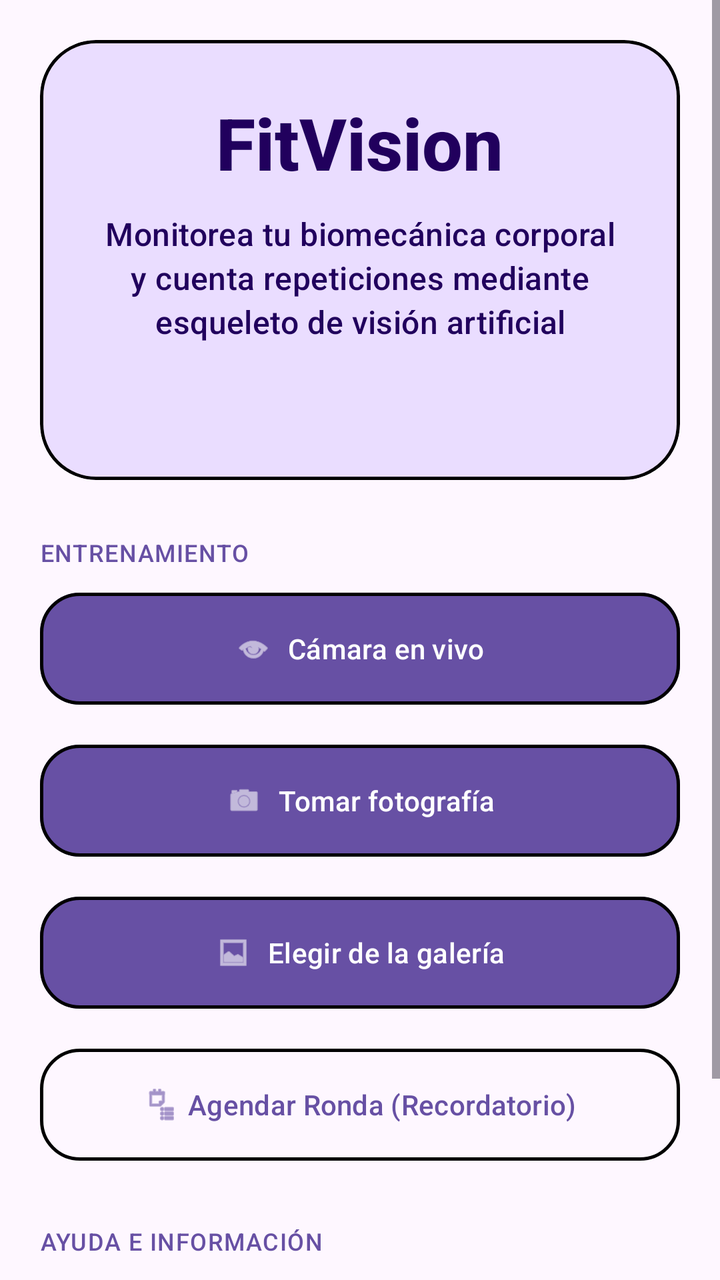
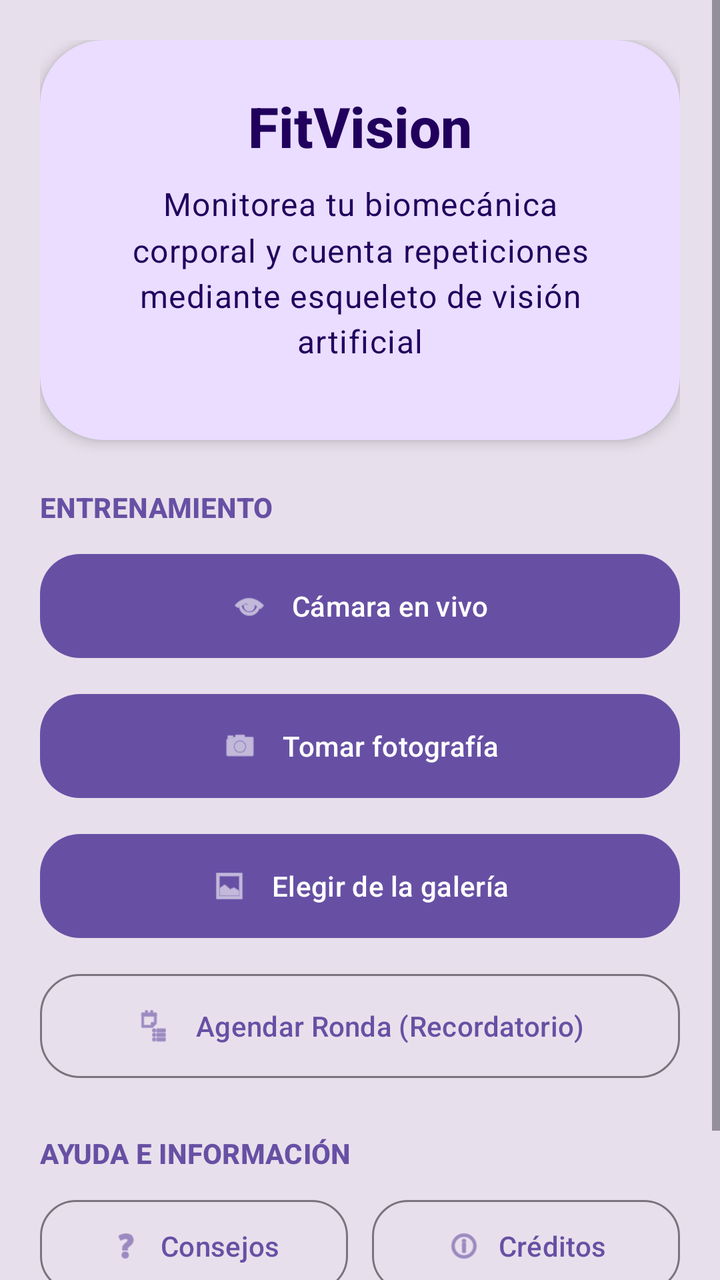

An Android layout rendered at two revisions. The XML below is the earlier revision; the diff shows what the commit changed to produce the second picture.
<!-- AndroidManifest.xml: application theme Theme.SignTranslator -->
<!-- res/layout/activity_main.xml -->
<?xml version="1.0" encoding="utf-8"?>
<ScrollView xmlns:android="http://schemas.android.com/apk/res/android"
    xmlns:app="http://schemas.android.com/apk/res-auto"
    android:layout_width="match_parent"
    android:layout_height="match_parent"
    android:fillViewport="true">

    <LinearLayout
        android:layout_width="match_parent"
        android:layout_height="match_parent"
        android:orientation="vertical"
        android:padding="20dp">

        
        <com.google.android.material.card.MaterialCardView
            style="@style/Widget.Material3.CardView.Filled"
            android:layout_width="match_parent"
            android:layout_height="wrap_content"
            android:minHeight="220dp"
            app:cardBackgroundColor="?attr/colorPrimaryContainer"
            app:cardCornerRadius="28dp"
            app:strokeColor="@color/app_border"
            app:strokeWidth="1.5dp">

            <LinearLayout
                android:layout_width="match_parent"
                android:layout_height="match_parent"
                android:gravity="center"
                android:orientation="vertical"
                android:padding="32dp">

                <TextView
                    android:layout_width="wrap_content"
                    android:layout_height="wrap_content"
                    android:fontFamily="sans-serif-medium"
                    android:includeFontPadding="false"
                    android:text="@string/main_title"
                    android:textAppearance="?attr/textAppearanceDisplaySmall"
                    android:textColor="?attr/colorOnPrimaryContainer"
                    android:textStyle="bold" />

                <TextView
                    android:layout_width="match_parent"
                    android:layout_height="wrap_content"
                    android:layout_marginTop="12dp"
                    android:gravity="center"
                    android:lineSpacingMultiplier="1.15"
                    android:text="@string/main_subtitle"
                    android:textAppearance="?attr/textAppearanceTitleMedium"
                    android:textColor="?attr/colorOnPrimaryContainer" />
            </LinearLayout>
        </com.google.android.material.card.MaterialCardView>

        
        <TextView
            android:layout_width="wrap_content"
            android:layout_height="wrap_content"
            android:layout_marginTop="28dp"
            android:text="@string/section_training"
            android:textAppearance="?attr/textAppearanceLabelMedium"
            android:textColor="?attr/colorPrimary" />

        <com.google.android.material.button.MaterialButton
            android:id="@+id/btnLive"
            android:layout_width="match_parent"
            android:layout_height="64dp"
            android:layout_marginTop="8dp"
            android:text="@string/btn_live"
            app:cornerRadius="20dp"
            app:strokeColor="@color/app_border"
            app:strokeWidth="1.5dp"
            app:icon="@android:drawable/ic_menu_view"
            app:iconGravity="textStart" />

        <com.google.android.material.button.MaterialButton
            android:id="@+id/btnCapture"
            android:layout_width="match_parent"
            android:layout_height="64dp"
            android:layout_marginTop="12dp"
            android:text="@string/btn_capture"
            app:cornerRadius="20dp"
            app:strokeColor="@color/app_border"
            app:strokeWidth="1.5dp"
            app:icon="@android:drawable/ic_menu_camera"
            app:iconGravity="textStart" />

        <com.google.android.material.button.MaterialButton
            android:id="@+id/btnGallery"
            android:layout_width="match_parent"
            android:layout_height="64dp"
            android:layout_marginTop="12dp"
            android:text="@string/btn_gallery"
            app:cornerRadius="20dp"
            app:strokeColor="@color/app_border"
            app:strokeWidth="1.5dp"
            app:icon="@android:drawable/ic_menu_gallery"
            app:iconGravity="textStart" />

        
        <com.google.android.material.button.MaterialButton
            android:id="@+id/btnSchedule"
            style="@style/Widget.Material3.Button.OutlinedButton"
            android:layout_width="match_parent"
            android:layout_height="64dp"
            android:layout_marginTop="12dp"
            android:text="Agendar Ronda (Recordatorio)"
            app:cornerRadius="20dp"
            app:strokeColor="@color/app_border"
            app:strokeWidth="1.5dp"
            app:icon="@android:drawable/ic_menu_agenda"
            app:iconGravity="textStart" />

        
        <TextView
            android:layout_width="wrap_content"
            android:layout_height="wrap_content"
            android:layout_marginTop="28dp"
            android:text="@string/section_help"
            android:textAppearance="?attr/textAppearanceLabelMedium"
            android:textColor="?attr/colorPrimary" />

        <LinearLayout
            android:layout_width="match_parent"
            android:layout_height="wrap_content"
            android:layout_marginTop="8dp"
            android:orientation="horizontal">

            <com.google.android.material.button.MaterialButton
                android:id="@+id/btnTips"
                style="@style/Widget.Material3.Button.OutlinedButton"
                android:layout_width="0dp"
                android:layout_height="56dp"
                android:layout_weight="1"
                android:text="@string/btn_tips"
                app:cornerRadius="18dp"
                app:strokeColor="@color/app_border"
                app:strokeWidth="1.5dp"
                app:icon="@android:drawable/ic_menu_help"
                app:iconGravity="textStart" />

            <com.google.android.material.button.MaterialButton
                android:id="@+id/btnCredits"
                style="@style/Widget.Material3.Button.OutlinedButton"
                android:layout_width="0dp"
                android:layout_height="56dp"
                android:layout_marginStart="12dp"
                android:layout_weight="1"
                android:text="@string/btn_credits"
                app:cornerRadius="18dp"
                app:strokeColor="@color/app_border"
                app:strokeWidth="1.5dp"
                app:icon="@android:drawable/ic_menu_info_details"
                app:iconGravity="textStart" />
        </LinearLayout>

        
        <TextView
            android:layout_width="match_parent"
            android:layout_height="wrap_content"
            android:layout_marginTop="32dp"
            android:gravity="center"
            android:text="@string/main_footer"
            android:textAppearance="?attr/textAppearanceLabelSmall"
            android:textColor="?attr/colorOnSurfaceVariant" />

    </LinearLayout>
</ScrollView>
<!-- resources referenced by this layout -->
<resources>
  <color name="app_border">@color/black</color>
  <string name="btn_capture">Tomar fotografía</string>
  <string name="btn_credits">Créditos</string>
  <string name="btn_gallery">Elegir de la galería</string>
  <string name="btn_live">Cámara en vivo</string>
  <string name="btn_tips">Consejos</string>
  <string name="main_footer">Grupo 3 · Detección de Pose</string>
  <string name="main_subtitle">Monitorea tu biomecánica corporal y cuenta repeticiones mediante esqueleto de visión artificial</string>
  <string name="main_title">FitVision</string>
  <string name="section_help">AYUDA E INFORMACIÓN</string>
  <string name="section_training">ENTRENAMIENTO</string>
  <style name="Theme.SignTranslator" parent="Theme.Material3.DayNight">
          <item name="colorPrimary">@color/purple_primary</item>
          <item name="colorOnPrimary">@color/purple_on_primary</item>
          <item name="colorPrimaryContainer">@color/purple_container</item>
          <item name="colorOnPrimaryContainer">@color/purple_on_container</item>
          <item name="colorSecondary">@color/purple_secondary</item>
      </style>
  <color name="black">#FF000000</color>
  <color name="purple_primary">#6750A4</color>
  <color name="purple_on_primary">#FFFFFFFF</color>
  <color name="purple_container">#EADDFF</color>
  <color name="purple_on_container">#21005D</color>
  <color name="purple_secondary">#625B71</color>
</resources>

<!-- the commit's change to res/layout/activity_main.xml (unified diff, before → after) -->
@@ -3,11 +3,12 @@
     xmlns:app="http://schemas.android.com/apk/res-auto"
     android:layout_width="match_parent"
     android:layout_height="match_parent"
+    android:background="?attr/colorSurfaceVariant"
     android:fillViewport="true">
 
     <LinearLayout
         android:layout_width="match_parent"
-        android:layout_height="match_parent"
+        android:layout_height="wrap_content"
         android:orientation="vertical"
         android:padding="20dp">
 
@@ -16,18 +17,18 @@
             style="@style/Widget.Material3.CardView.Filled"
             android:layout_width="match_parent"
             android:layout_height="wrap_content"
-            android:minHeight="220dp"
+            android:minHeight="200dp"
             app:cardBackgroundColor="?attr/colorPrimaryContainer"
-            app:cardCornerRadius="28dp"
-            app:strokeColor="@color/app_border"
-            app:strokeWidth="1.5dp">
+            app:cardCornerRadius="32dp"
+            app:cardElevation="4dp"
+            app:strokeWidth="0dp">
 
             <LinearLayout
                 android:layout_width="match_parent"
                 android:layout_height="match_parent"
                 android:gravity="center"
                 android:orientation="vertical"
-                android:padding="32dp">
+                android:padding="28dp">
 
                 <TextView
                     android:layout_width="wrap_content"
@@ -35,18 +36,18 @@
                     android:fontFamily="sans-serif-medium"
                     android:includeFontPadding="false"
                     android:text="@string/main_title"
-                    android:textAppearance="?attr/textAppearanceDisplaySmall"
+                    android:textAppearance="?attr/textAppearanceHeadlineMedium"
                     android:textColor="?attr/colorOnPrimaryContainer"
                     android:textStyle="bold" />
 
                 <TextView
                     android:layout_width="match_parent"
                     android:layout_height="wrap_content"
-                    android:layout_marginTop="12dp"
+                    android:layout_marginTop="10dp"
                     android:gravity="center"
-                    android:lineSpacingMultiplier="1.15"
+                    android:lineSpacingMultiplier="1.2"
                     android:text="@string/main_subtitle"
-                    android:textAppearance="?attr/textAppearanceTitleMedium"
+                    android:textAppearance="?attr/textAppearanceBodyLarge"
                     android:textColor="?attr/colorOnPrimaryContainer" />
             </LinearLayout>
         </com.google.android.material.card.MaterialCardView>
@@ -55,109 +56,106 @@
         <TextView
             android:layout_width="wrap_content"
             android:layout_height="wrap_content"
-            android:layout_marginTop="28dp"
+            android:layout_marginTop="24dp"
             android:text="@string/section_training"
-            android:textAppearance="?attr/textAppearanceLabelMedium"
-            android:textColor="?attr/colorPrimary" />
+            android:textAppearance="?attr/textAppearanceLabelLarge"
+            android:textColor="?attr/colorPrimary"
+            android:textStyle="bold" />
 
         <com.google.android.material.button.MaterialButton
             android:id="@+id/btnLive"
             android:layout_width="match_parent"
-            android:layout_height="64dp"
-            android:layout_marginTop="8dp"
+            android:layout_height="60dp"
+            android:layout_marginTop="10dp"
             android:text="@string/btn_live"
             app:cornerRadius="20dp"
-            app:strokeColor="@color/app_border"
-            app:strokeWidth="1.5dp"
             app:icon="@android:drawable/ic_menu_view"
-            app:iconGravity="textStart" />
+            app:iconGravity="textStart"
+            app:iconPadding="12dp" />
 
         <com.google.android.material.button.MaterialButton
             android:id="@+id/btnCapture"
             android:layout_width="match_parent"
-            android:layout_height="64dp"
-            android:layout_marginTop="12dp"
+            android:layout_height="60dp"
+            android:layout_marginTop="10dp"
             android:text="@string/btn_capture"
             app:cornerRadius="20dp"
-            app:strokeColor="@color/app_border"
-            app:strokeWidth="1.5dp"
             app:icon="@android:drawable/ic_menu_camera"
-            app:iconGravity="textStart" />
+            app:iconGravity="textStart"
+            app:iconPadding="12dp" />
 
         <com.google.android.material.button.MaterialButton
             android:id="@+id/btnGallery"
             android:layout_width="match_parent"
-            android:layout_height="64dp"
-            android:layout_marginTop="12dp"
+            android:layout_height="60dp"
+            android:layout_marginTop="10dp"
             android:text="@string/btn_gallery"
             app:cornerRadius="20dp"
-            app:strokeColor="@color/app_border"
-            app:strokeWidth="1.5dp"
             app:icon="@android:drawable/ic_menu_gallery"
-            app:iconGravity="textStart" />
+            app:iconGravity="textStart"
+            app:iconPadding="12dp" />
 
         
         <com.google.android.material.button.MaterialButton
             android:id="@+id/btnSchedule"
             style="@style/Widget.Material3.Button.OutlinedButton"
             android:layout_width="match_parent"
-            android:layout_height="64dp"
-            android:layout_marginTop="12dp"
+            android:layout_height="60dp"
+            android:layout_marginTop="10dp"
             android:text="Agendar Ronda (Recordatorio)"
             app:cornerRadius="20dp"
-            app:strokeColor="@color/app_border"
-            app:strokeWidth="1.5dp"
             app:icon="@android:drawable/ic_menu_agenda"
-            app:iconGravity="textStart" />
+            app:iconGravity="textStart"
+            app:iconPadding="12dp" />
 
         
         <TextView
             android:layout_width="wrap_content"
             android:layout_height="wrap_content"
-            android:layout_marginTop="28dp"
+            android:layout_marginTop="24dp"
             android:text="@string/section_help"
-            android:textAppearance="?attr/textAppearanceLabelMedium"
-            android:textColor="?attr/colorPrimary" />
+            android:textAppearance="?attr/textAppearanceLabelLarge"
+            android:textColor="?attr/colorPrimary"
+            android:textStyle="bold" />
 
         <LinearLayout
             android:layout_width="match_parent"
             android:layout_height="wrap_content"
-            android:layout_marginTop="8dp"
+            android:layout_marginTop="10dp"
             android:orientation="horizontal">
 
             <com.google.android.material.button.MaterialButton
                 android:id="@+id/btnTips"
                 style="@style/Widget.Material3.Button.OutlinedButton"
                 android:layout_width="0dp"
-                android:layout_height="56dp"
+                android:layout_height="54dp"
                 android:layout_weight="1"
                 android:text="@string/btn_tips"
                 app:cornerRadius="18dp"
-                app:strokeColor="@color/app_border"
-                app:strokeWidth="1.5dp"
                 app:icon="@android:drawable/ic_menu_help"
-                app:iconGravity="textStart" />
+                app:iconGravity="textStart"
+                app:iconPadding="8dp" />
 
             <com.google.android.material.button.MaterialButton
                 android:id="@+id/btnCredits"
                 style="@style/Widget.Material3.Button.OutlinedButton"
                 android:layout_width="0dp"
-                android:layout_height="56dp"
+                android:layout_height="54dp"
                 android:layout_marginStart="12dp"
                 android:layout_weight="1"
                 android:text="@string/btn_credits"
                 app:cornerRadius="18dp"
-                app:strokeColor="@color/app_border"
-                app:strokeWidth="1.5dp"
                 app:icon="@android:drawable/ic_menu_info_details"
-                app:iconGravity="textStart" />
+                app:iconGravity="textStart"
+                app:iconPadding="8dp" />
         </LinearLayout>
 
         
         <TextView
             android:layout_width="match_parent"
             android:layout_height="wrap_content"
-            android:layout_marginTop="32dp"
+            android:layout_marginTop="28dp"
+            android:layout_marginBottom="12dp"
             android:gravity="center"
             android:text="@string/main_footer"
             android:textAppearance="?attr/textAppearanceLabelSmall"
<!-- resource entries referenced after the edit -->
@@ -1,6 +1,5 @@
 <!-- resources referenced by this layout -->
 <resources>
-  <color name="app_border">@color/black</color>
   <string name="btn_capture">Tomar fotografía</string>
   <string name="btn_credits">Créditos</string>
   <string name="btn_gallery">Elegir de la galería</string>
@@ -18,7 +17,6 @@
           <item name="colorOnPrimaryContainer">@color/purple_on_container</item>
           <item name="colorSecondary">@color/purple_secondary</item>
       </style>
-  <color name="black">#FF000000</color>
   <color name="purple_primary">#6750A4</color>
   <color name="purple_on_primary">#FFFFFFFF</color>
   <color name="purple_container">#EADDFF</color>
